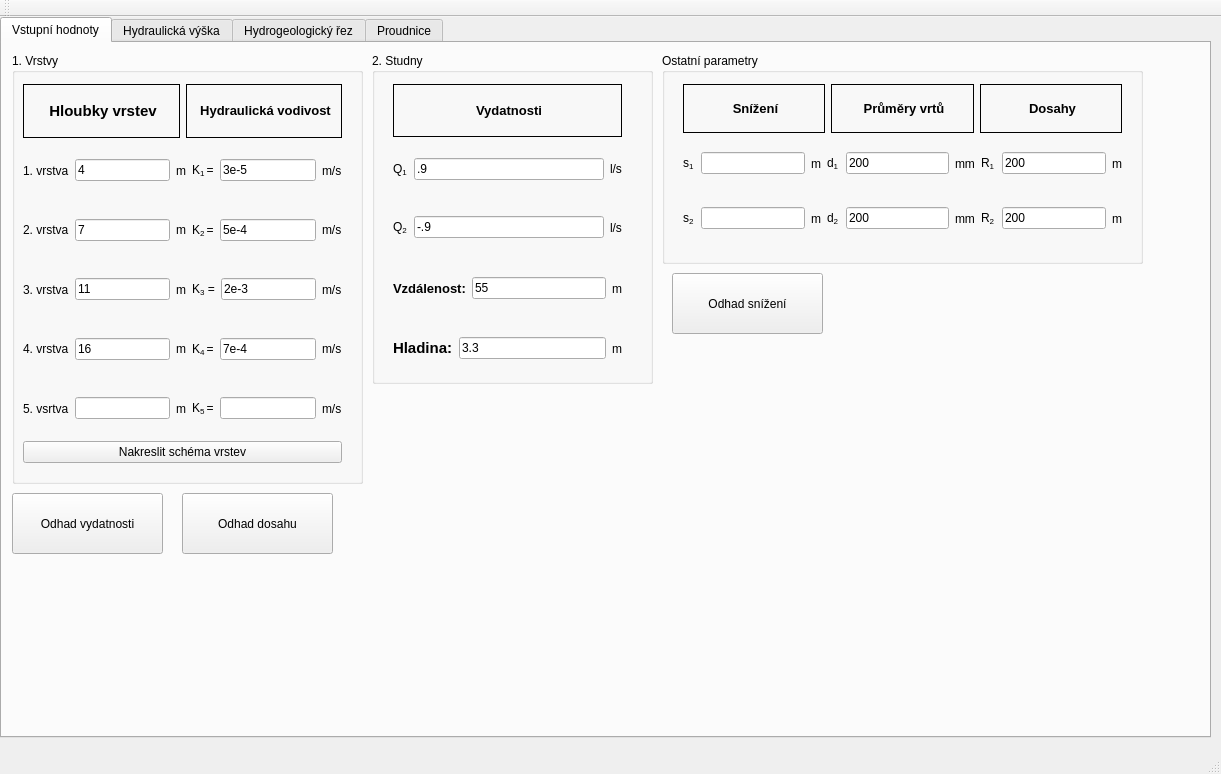
Before: the Qt Designer form mainwindow.ui in durhan/Program, drawn with Qt 5.
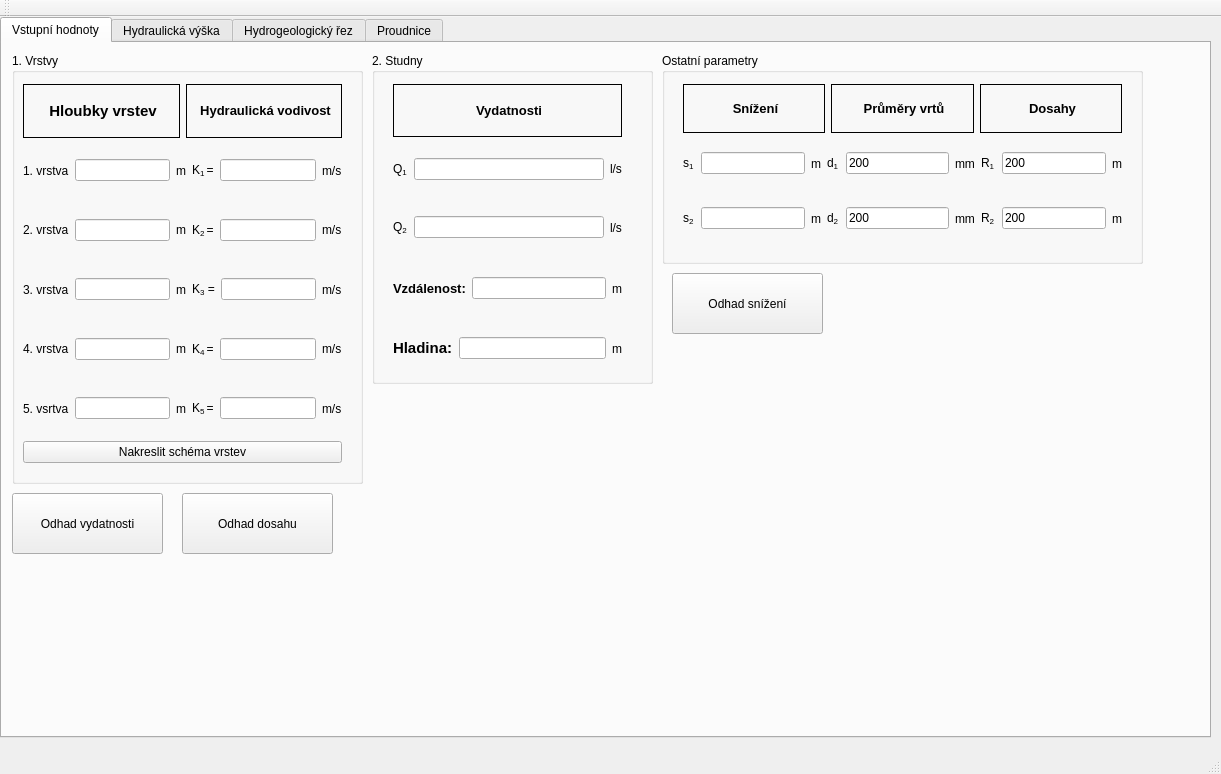
After: the same form once the commit is applied. The open tabs and pages were chosen to show the change.

Commit message:
posledni upravy
defaultni hodnoty

```diff
--- a/mainwindow.ui
+++ b/mainwindow.ui
@@ -91,7 +91,7 @@
              <string>Hloubka báze nejsvrchnější vrstvy.</string>
             </property>
             <property name="text">
-             <string>4</string>
+             <string/>
             </property>
            </widget>
           </item>
@@ -115,7 +115,7 @@
              <string/>
             </property>
             <property name="text">
-             <string>3e-5</string>
+             <string/>
             </property>
            </widget>
           </item>
@@ -146,7 +146,7 @@
              <string>Hloubka báze 2. vrstvy.</string>
             </property>
             <property name="text">
-             <string>7</string>
+             <string/>
             </property>
            </widget>
           </item>
@@ -170,7 +170,7 @@
              <bool>true</bool>
             </property>
             <property name="text">
-             <string>5e-4</string>
+             <string/>
             </property>
            </widget>
           </item>
@@ -201,7 +201,7 @@
              <string>Hloubka báze vrstvy.</string>
             </property>
             <property name="text">
-             <string>11</string>
+             <string/>
             </property>
            </widget>
           </item>
@@ -225,7 +225,7 @@
              <bool>true</bool>
             </property>
             <property name="text">
-             <string>2e-3</string>
+             <string/>
             </property>
            </widget>
           </item>
@@ -256,7 +256,7 @@
              <string>Hloubka báze vrstvy.</string>
             </property>
             <property name="text">
-             <string>16</string>
+             <string/>
             </property>
            </widget>
           </item>
@@ -280,7 +280,7 @@
              <bool>true</bool>
             </property>
             <property name="text">
-             <string>7e-4</string>
+             <string/>
             </property>
            </widget>
           </item>
@@ -427,7 +427,7 @@
              <string>Záporná hodnota znamená čerpání.</string>
             </property>
             <property name="text">
-             <string>.9</string>
+             <string/>
             </property>
            </widget>
           </item>
@@ -455,7 +455,7 @@
              <string>Záporná hodnota znamená čerpání.</string>
             </property>
             <property name="text">
-             <string>-.9</string>
+             <string/>
             </property>
            </widget>
           </item>
@@ -493,7 +493,7 @@
            <string>Vzdálenost hydrogeologických vrtů.</string>
           </property>
           <property name="text">
-           <string>55</string>
+           <string/>
           </property>
          </widget>
         </item>
@@ -529,7 +529,7 @@
            <string>Hloubka hladiny podzemní vody pod terénem.</string>
           </property>
           <property name="text">
-           <string>3.3</string>
+           <string/>
           </property>
          </widget>
         </item>
```
Left out of the diff: 24 changed lines with no effect on the pictures. The commit also changes 1 other file.
